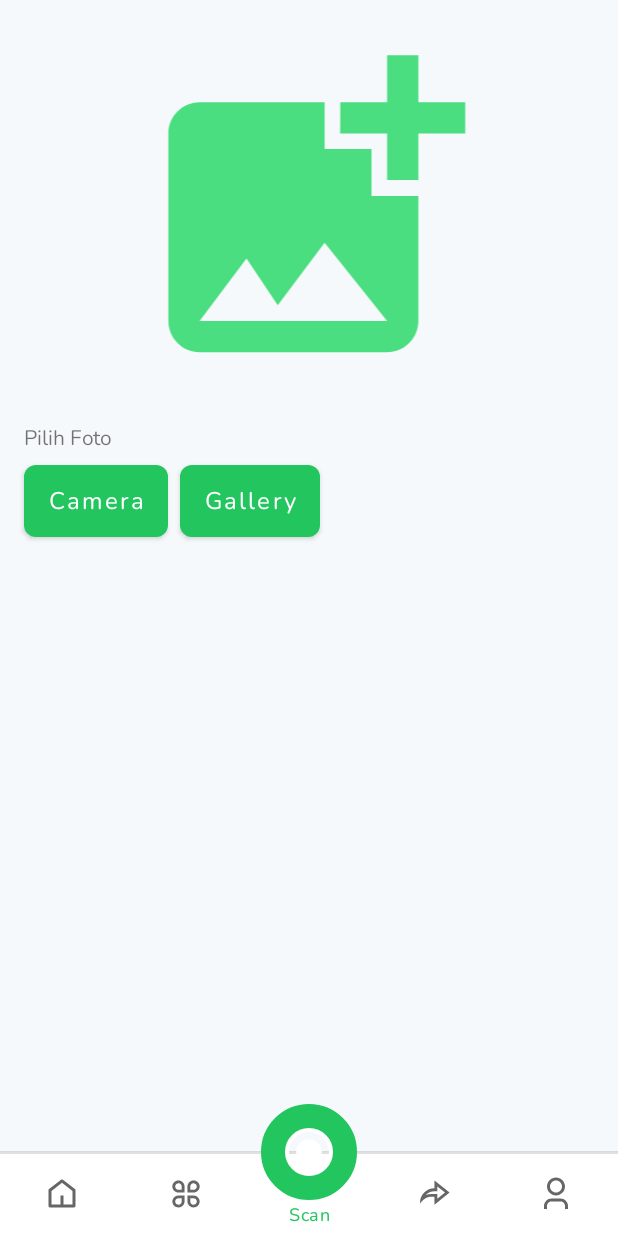
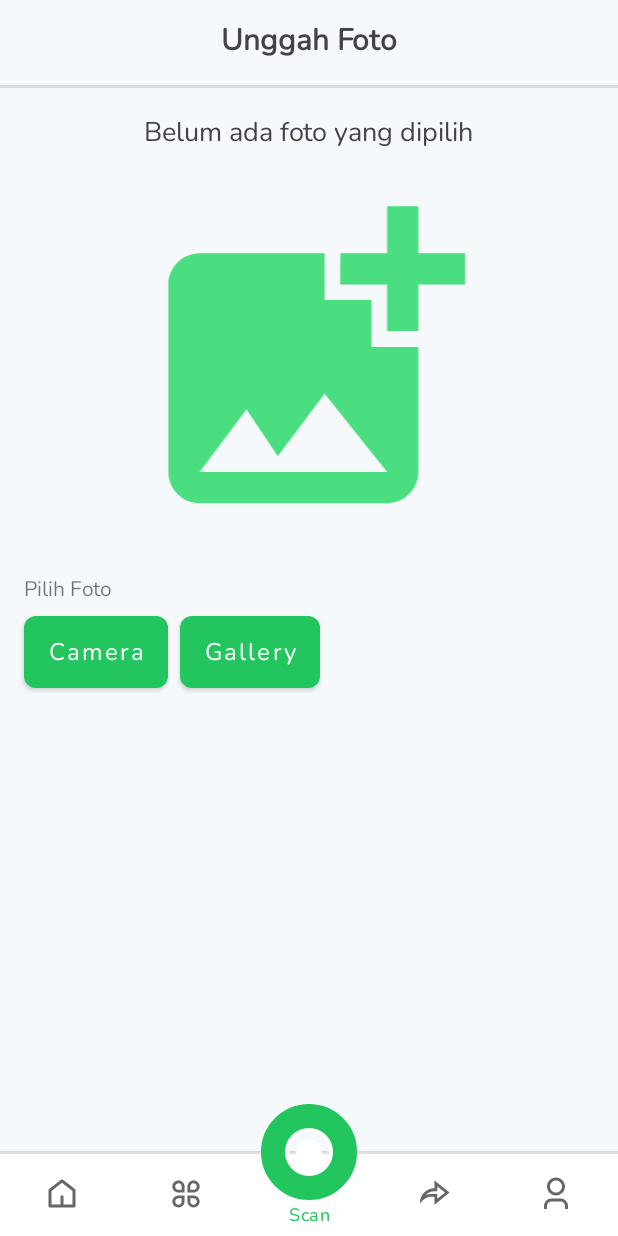
Before and after one commit to C241-PS319/mobile, an Android app: the ScanFragment screen opened through its navigation route, on a phone screen of 412 x 824 dp. Run offline under Robolectric (Android 15) with nearby library versions, the phone set to English and light mode, and no system bars; our stand-ins replace CircleImageView, navigation-ui; libraries missing offline, so code that uses them is left out: com.yalantis.ucrop, org.tensorflow.lite; pictures from the network do not load.

Commit message:
feat: complete logic & binding scan fragment

```diff
--- a/app/src/main/java/com/c241ps319/patera/ui/scan/ScanFragment.kt
+++ b/app/src/main/java/com/c241ps319/patera/ui/scan/ScanFragment.kt
@@ -1,6 +1,7 @@
 package com.c241ps319.patera.ui.scan
 
 import android.annotation.SuppressLint
+import android.content.Intent
 import android.content.pm.PackageManager
 import android.content.res.Resources
 import android.net.Uri
@@ -18,13 +19,18 @@ import androidx.fragment.app.viewModels
 import com.c241ps319.patera.databinding.FragmentScanBinding
 import com.c241ps319.patera.helper.ImageClassifierHelper
 import com.c241ps319.patera.ui.ViewModelFactory
+import com.c241ps319.patera.ui.result.ResultActivity
 import com.c241ps319.patera.utils.getImageUri
+import com.yalantis.ucrop.UCrop
 import org.tensorflow.lite.support.label.Category
+import android.app.Activity.RESULT_OK
+import android.database.Cursor
+import android.provider.OpenableColumns
 
 class ScanFragment : Fragment() {
     private lateinit var imageClassifierHelper: ImageClassifierHelper
-    private var _binding: FragmentScanBinding? = null
-    private val binding get() = _binding!!
+    private lateinit var _binding: FragmentScanBinding
+    private val binding get() = _binding
 
     private var currentImageUri: Uri? = null
 
@@ -33,29 +39,18 @@ class ScanFragment : Fragment() {
     }
 
     //    Launcher Permission
-    private val reqPermissionLauncher =
-        registerForActivityResult(ActivityResultContracts.RequestPermission()) { isGranted: Boolean ->
+    private val requestPermissionLauncher =
+        registerForActivityResult(
+            ActivityResultContracts.RequestPermission()
+        ) { isGranted: Boolean ->
             if (isGranted) {
-                Toast.makeText(requireContext(), "Permission granted", Toast.LENGTH_SHORT).show()
+                showToast("Permission request granted")
             } else {
-                Toast.makeText(requireContext(), "Permission denied", Toast.LENGTH_SHORT).show()
+                showToast("Permission request denied")
             }
         }
 
-    private val launcherGallery = registerForActivityResult(
-        ActivityResultContracts.PickVisualMedia()
-    ) {
-        if (it != null) {
-            currentImageUri = it
-            Log.d(TAG, "URI: $currentImageUri")
-            displayImage()
-        } else {
-            Toast.makeText(requireContext(), "No media selected!", Toast.LENGTH_SHORT).show()
-        }
-    }
-
-    //    Check Permission
-    private fun allPermissionGranted() =
+    private fun allPermissionsGranted() =
         ContextCompat.checkSelfPermission(
             requireContext(),
             REQUIRED_PERMISSION
@@ -75,76 +70,44 @@ class ScanFragment : Fragment() {
         super.onViewCreated(view, savedInstanceState)
 
         //        Req Permission
-        if (!allPermissionGranted()) {
-            reqPermissionLauncher.launch(REQUIRED_PERMISSION)
+        if (!allPermissionsGranted()) {
+            requestPermissionLauncher.launch(REQUIRED_PERMISSION)
         }
 
-        val btnGallery = binding.btnGallery
-        val btnCamera = binding.btnCamera
-        val btnEditImage = binding.btnEditImage
-        val btnDeleteImage = binding.btnDeleteImage
-        val btnScan = binding.btnScan
-        val tv = binding.textView
-
+        _binding.apply {
+            btnScan.setOnClickListener{
+                currentImageUri?.let {
+                    analyzeImage(it)
+                }?: showToast("No image selected")
+            }
             btnGallery.setOnClickListener {
                 openGallery()
-            if (binding.ivPlant.drawable != null) {
-                btnScan.visibility = View.VISIBLE
-                btnEditImage.visibility = View.VISIBLE
-                btnDeleteImage.visibility = View.VISIBLE
-
-                btnGallery.visibility = View.GONE
-                btnCamera.visibility = View.GONE
-                tv.visibility = View.GONE
             }
+            btnCamera.setOnClickListener {
+                openCamera()
             }
-
-
-        btnCamera.setOnClickListener {
-            Toast.makeText(requireContext(), "Camera", Toast.LENGTH_SHORT).show()
-
-            openCamera()
-
-            btnScan.visibility = View.VISIBLE
-            btnEditImage.visibility = View.VISIBLE
-            btnDeleteImage.visibility = View.VISIBLE
-
-            btnGallery.visibility = View.GONE
-            btnCamera.visibility = View.GONE
-            tv.visibility = View.GONE
-        }
-
             btnEditImage.setOnClickListener {
-            Toast.makeText(requireContext(), "Edit Image", Toast.LENGTH_SHORT).show()
-
                 btnScan.visibility = View.GONE
                 btnEditImage.visibility = View.GONE
                 btnDeleteImage.visibility = View.GONE
 
                 btnGallery.visibility = View.VISIBLE
                 btnCamera.visibility = View.VISIBLE
-            tv.visibility = View.VISIBLE
+                textView.visibility = View.VISIBLE
             }
-
             btnDeleteImage.setOnClickListener {
-            Toast.makeText(requireContext(), "Delete Image", Toast.LENGTH_SHORT).show()
-
                 binding.ivPlant.setImageDrawable(Resources.getSystem().getDrawable(android.R.drawable.ic_menu_gallery))
 
+                textTitleImg.text = "Belum ada foto yang dipilih"
                 btnScan.visibility = View.GONE
                 btnEditImage.visibility = View.GONE
                 btnDeleteImage.visibility = View.GONE
 
                 btnGallery.visibility = View.VISIBLE
                 btnCamera.visibility = View.VISIBLE
-            tv.visibility = View.VISIBLE
+                textView.visibility = View.VISIBLE
             }
-
-        btnScan.setOnClickListener {
-//            analyzeImage(currentImageUri!!)
         }
-
-
     }
 
     private fun openCamera() {
@@ -162,55 +125,118 @@ class ScanFragment : Fragment() {
 
     private val galleryLauncher = registerForActivityResult(ActivityResultContracts.PickVisualMedia()) { uri ->
         if (uri != null) {
-            currentImageUri = uri
-            displayImage()
+            val cacheDir = requireContext().cacheDir
+            UCrop.of(uri, Uri.fromFile(cacheDir.resolve("${System.currentTimeMillis()}.jpg")))
+                .withMaxResultSize(2000, 2000)
+                .start(requireContext(), this)
         } else {
             Toast.makeText(requireContext(), "No media selected!", Toast.LENGTH_SHORT).show()
+        }
+    }
+
+    @Deprecated("Deprecated in Java", ReplaceWith(
+        "super.onActivityResult(requestCode, resultCode, data)",
+        "androidx.appcompat.app.AppCompatActivity"
+    )
+    )
+    override fun onActivityResult(requestCode: Int, resultCode: Int, data: Intent?) {
+        super.onActivityResult(requestCode, resultCode, data)
+        if (resultCode == RESULT_OK && requestCode == UCrop.REQUEST_CROP) {
+            val resultUri = UCrop.getOutput(data!!)
+            currentImageUri = resultUri
+            displayImage()
+        } else if (resultCode == UCrop.RESULT_ERROR) {
+            val cropError = UCrop.getError(data!!)
+            Log.e("Crop Error", "onActivityResult: $cropError")
+        } else {
+            Toast.makeText(requireContext(), "Something went wrong!", Toast.LENGTH_SHORT).show()
         }
     }
 
     private fun displayImage() {
         Log.d(TAG, "displayImage: $currentImageUri")
         if (currentImageUri != null) {
+            val fileName = getFileName(currentImageUri!!)
+            binding.textTitleImg.text = fileName
             binding.ivPlant.setImageURI(currentImageUri)
+            binding.btnScan.visibility = View.VISIBLE
+            binding.btnEditImage.visibility = View.VISIBLE
+            binding.btnDeleteImage.visibility = View.VISIBLE
+
+            binding.btnGallery.visibility = View.GONE
+            binding.btnCamera.visibility = View.GONE
+            binding.textView.visibility = View.GONE
         } else {
             Toast.makeText(requireContext(), "Something went wrong!", Toast.LENGTH_SHORT).show()
         }
+    }
+
+    private fun getFileName(uri: Uri): String {
+        var result: String? = null
+        if (uri.scheme == "content") {
+            val cursor: Cursor? = requireContext().contentResolver.query(uri, null, null, null, null)
+            cursor.use { c ->
+                if (c != null && c.moveToFirst()) {
+                    result = c.getString(c.getColumnIndex(OpenableColumns.DISPLAY_NAME))
+                }
+            }
+        }
+        if (result == null) {
+            result = uri.path
+            val cut = result?.lastIndexOf('/')
+            if (cut != null && cut != -1) {
+                result = result?.substring(cut + 1)
+            }
+        }
+        return result ?: "Unknown"
     }
 
     private fun showLoading(b: Boolean) {
         binding.progressIndicator.visibility = if (b) View.VISIBLE else View.GONE
     }
 
-    private fun analyzeImage(uri: Uri) {
-        imageClassifierHelper = ImageClassifierHelper(
+    private fun analyzeImage(image: Uri) {
+        val imageHelper = ImageClassifierHelper(
             context = requireContext(),
             classifierListener = object : ImageClassifierHelper.ClassifierListener {
                 override fun onError(error: String) {
-                    activity?.runOnUiThread {
-                        Toast.makeText(requireContext(), error, Toast.LENGTH_SHORT).show()
+                    showToast(error)
+                }
+
+                override fun onResults(results: List<Category>?) {
+                    val resultString = results?.joinToString("\n") {
+                        val threshold = (it.score * 100).toInt()
+                        "${it.displayName} : ${threshold}%"
+                    }
+                    if (resultString != null) {
+                        Log.d(TAG, "onResults: $resultString")
+                        navigateToResult(image, resultString)
+                    }
+//                    TODO: Save to database
+//                    if (resultString != null) {
+//                        val data = HistoryEntity(date = convertMillisToDateString(System.currentTimeMillis()), uri = image.toString(), result = resultString)
+//                        lifecycleScope.launch(Dispatchers.IO) {
+//                            this@MainActivity.runOnUiThread {
+//                                viewModel.addHistory(data)
+//                                moveToResult(image, resultString)
+//                            }
+//                        }
+//                    }
                 }
             }
-
-                override fun onResults(results: List<Category>?, inferenceTime: Long) {
-                    Log.d(TAG, results.toString())
-                    activity?.runOnUiThread {
-                        results?.let {
-                            if (it.isNotEmpty() ) {
-//                                val resultLabel = it[0].label
-//                                val resultScore = it[0].score
-//                                binding.tvResult.text = it.toString()
-                            }
-                        }
-                    }
+        )
+        imageHelper.classifyStaticImage(image)
     }
 
+    private fun navigateToResult(image:Uri, result: String){
+        val intent = Intent(requireContext(), ResultActivity::class.java)
+        intent.putExtra(ResultActivity.EXTRA_IMAGE_URI, image.toString())
+        intent.putExtra(ResultActivity.EXTRA_RESULT, result)
+        startActivity(intent)
     }
 
-        )
-
-        imageClassifierHelper.classifyStaticImage(currentImageUri!!)
-
+    private fun showToast(message: String) {
+        Toast.makeText(requireContext(), message, Toast.LENGTH_SHORT).show()
     }
 
     companion object {
--- a/app/src/main/res/layout/fragment_scan.xml
+++ b/app/src/main/res/layout/fragment_scan.xml
@@ -7,6 +7,41 @@
     android:layout_height="match_parent"
     >
 
+    <TextView
+        android:id="@+id/title"
+        android:layout_width="wrap_content"
+        android:layout_height="wrap_content"
+        android:layout_marginTop="12dp"
+        android:text="Unggah Foto"
+        android:textColor="#434347"
+        android:textSize="20sp"
+        android:textStyle="bold"
+        app:layout_constraintEnd_toEndOf="parent"
+        app:layout_constraintStart_toStartOf="parent"
+        app:layout_constraintTop_toTopOf="parent" />
+
+    <com.google.android.material.divider.MaterialDivider
+        android:id="@+id/materialDivider"
+        android:layout_width="0dp"
+        android:layout_height="2dp"
+        android:layout_marginTop="16dp"
+        app:layout_constraintEnd_toEndOf="parent"
+        app:layout_constraintStart_toStartOf="parent"
+        app:layout_constraintTop_toBottomOf="@+id/title" />
+
+    <TextView
+        android:id="@+id/textTitleImg"
+        android:layout_width="wrap_content"
+        android:layout_height="wrap_content"
+        android:layout_marginTop="16dp"
+        android:text="Belum ada foto yang dipilih"
+        android:textColor="#434347"
+        android:textSize="18sp"
+        app:layout_constraintEnd_toEndOf="parent"
+        app:layout_constraintHorizontal_bias="0.501"
+        app:layout_constraintStart_toStartOf="parent"
+        app:layout_constraintTop_toBottomOf="@+id/materialDivider" />
+
     <ImageView
         android:id="@+id/ivPlant"
         android:layout_width="match_parent"
@@ -15,11 +50,9 @@
         android:adjustViewBounds="true"
         android:contentDescription="@string/app_name"
         android:scaleType="fitCenter"
-        app:layout_constraintEnd_toEndOf="parent"
-        app:layout_constraintStart_toStartOf="parent"
+        app:layout_constraintTop_toBottomOf="@+id/textTitleImg"
         app:srcCompat="@drawable/img_add_photo"
-        app:layout_constraintTop_toTopOf="parent"
-        app:layout_constraintBottom_toTopOf="@id/textView"/>
+        tools:layout_editor_absoluteX="0dp" />
 
     <TextView
         android:id="@+id/textView"
@@ -60,25 +93,24 @@
         android:background="?android:attr/selectableItemBackground"
         android:contentDescription="@string/edit_image"
         android:src="@drawable/btn_edit_photo"
-        app:layout_constraintStart_toStartOf="@+id/btnCamera"
-        app:layout_constraintTop_toBottomOf="@+id/btnCamera"
         android:visibility="invisible"
-        />
+        app:layout_constraintEnd_toEndOf="parent"
+        app:layout_constraintHorizontal_bias="0.35"
+        app:layout_constraintStart_toStartOf="@+id/ivPlant"
+        app:layout_constraintTop_toBottomOf="@+id/ivPlant" />
 
     <ImageButton
         android:id="@+id/btnDeleteImage"
         android:layout_width="91dp"
         android:layout_height="52dp"
-        android:layout_marginStart="12dp"
+        android:layout_marginStart="8dp"
         android:background="?android:attr/selectableItemBackground"
         android:contentDescription="@string/delete_image"
         android:src="@drawable/btn_delete_photo"
+        android:visibility="invisible"
         app:layout_constraintBottom_toBottomOf="@+id/btnEditImage"
         app:layout_constraintStart_toEndOf="@+id/btnEditImage"
-        app:layout_constraintTop_toTopOf="@+id/btnEditImage"
-        app:layout_constraintVertical_bias="0.0"
-        android:visibility="invisible"
-        />
+        app:layout_constraintTop_toTopOf="@+id/btnEditImage" />
 
     <Button
         android:id="@+id/btnScan"
@@ -86,12 +118,12 @@
         android:layout_width="match_parent"
         android:layout_height="wrap_content"
         android:layout_gravity="bottom"
-        android:layout_marginTop="92dp"
+        android:layout_marginTop="48dp"
+        android:layout_marginHorizontal="32dp"
         android:text="@string/analyze_image"
-        app:layout_constraintTop_toBottomOf="@+id/progressIndicator"
-        tools:layout_editor_absoluteX="0dp"
         android:visibility="invisible"
-        />
+        app:layout_constraintTop_toBottomOf="@+id/btnEditImage"
+        tools:layout_editor_absoluteX="0dp" />
 
     <ProgressBar
         android:id="@+id/progressIndicator"
```
Lines whose indentation alone changed are shown as unchanged.
